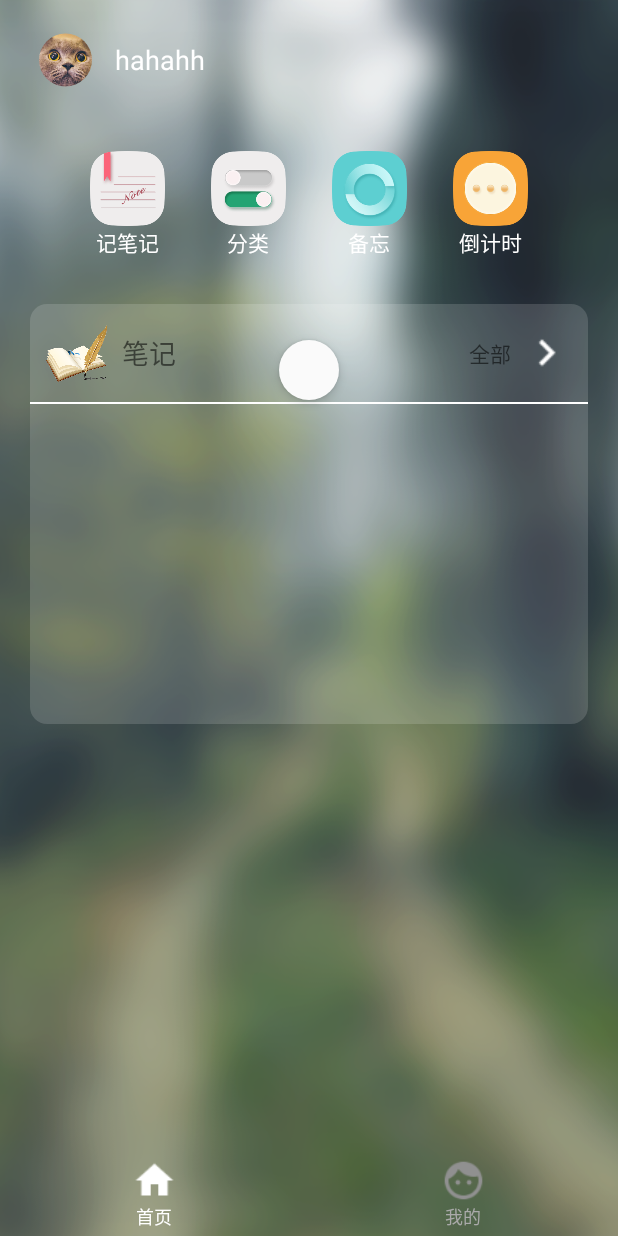
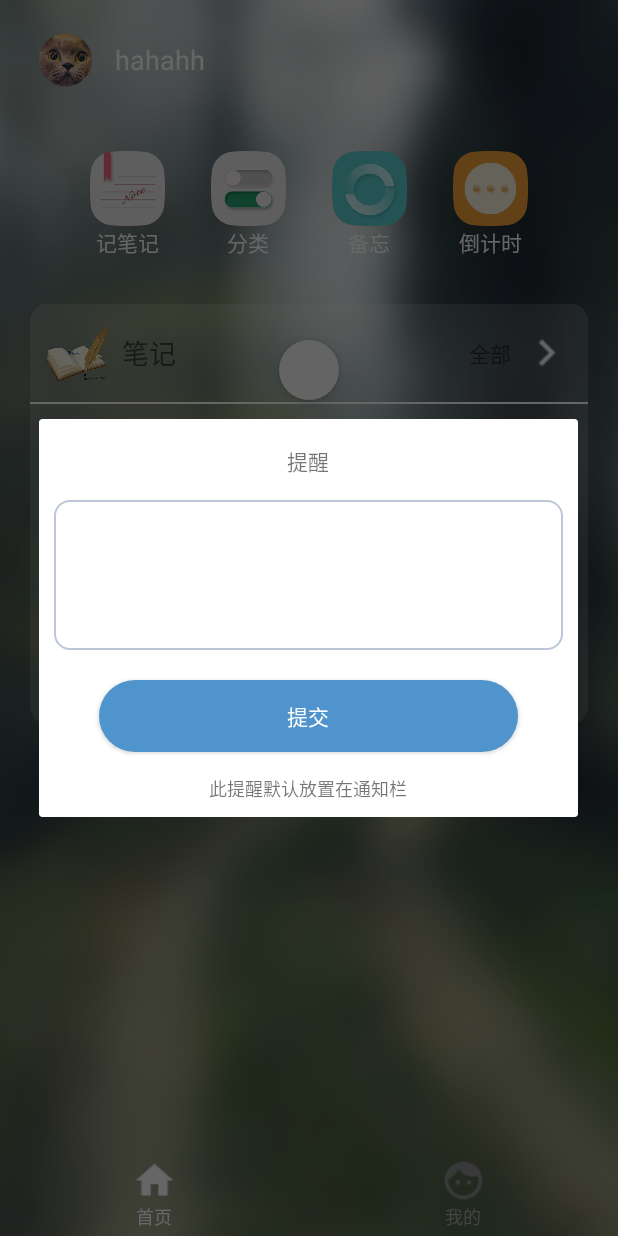
Before and after one commit to guoxiaozhou/Memory, an Android app: the NoteListFragment screen opened directly, with no data from a screen before it, after a tap on "备忘", on a phone screen of 412 x 824 dp. Run offline under Robolectric (Android 15) with nearby library versions, the phone set to English and light mode, and no system bars; our stand-ins replace CircleImageView; libraries missing offline, so code that uses them is left out: cn.bmob.v3, com.jeek.calendar, example.xz.com; pictures from the network do not load; 11 statements that could not run were skipped.

Commit message:
[bug]1.笔记图片加载默认图片显示不出问题修复2.编辑页面单击空白区域弹不出输入法3.编辑笔记界面返回笔记列表刷新还未完成时单击会崩溃bug

```diff
--- a/lib_xrichtext/src/main/res/layout/edit_imageview.xml
+++ b/lib_xrichtext/src/main/res/layout/edit_imageview.xml
@@ -6,8 +6,9 @@
     <com.sendtion.xrichtext.DataImageView
         android:id="@+id/edit_imageView"
         android:layout_width="match_parent"
+        android:src="@drawable/new_img_loading"
         android:layout_height="wrap_content"
-        android:scaleType="fitXY" />
+        android:scaleType="fitXY"/>
 
     <ImageView
         android:id="@+id/image_close"
--- a/module_app/src/main/java/com/example/xz/weiji/AppActivity/DaojishiActivity.java
+++ b/module_app/src/main/java/com/example/xz/weiji/AppActivity/DaojishiActivity.java
@@ -142,7 +142,7 @@ public class DaojishiActivity extends BaseActivity implements Toolbar.OnMenuItem
                     rclv_mdaojishilist.setOnItemActionListener(new OnItemActionListener() {
                         @Override
                         public void OnItemClick(int position) {
-                            Toast.makeText(DaojishiActivity.this,"点击了倒计日",Toast.LENGTH_SHORT).show();
+
                         }
 
                         @Override
--- a/module_app/src/main/java/com/example/xz/weiji/AppActivity/NoteListActivity.java
+++ b/module_app/src/main/java/com/example/xz/weiji/AppActivity/NoteListActivity.java
@@ -286,6 +286,7 @@ public class NoteListActivity extends BaseActivity {
                     swipeLayout.setRefreshing(true);
                 }
             });
+            rclv_list.removeAllViews();
             arrayList.clear();
             datelist.clear();
             titlelist.clear();
--- a/module_app/src/main/java/com/example/xz/weiji/Fragment/NoteListFragment.java
+++ b/module_app/src/main/java/com/example/xz/weiji/Fragment/NoteListFragment.java
@@ -314,8 +314,8 @@ public class NoteListFragment extends Fragment implements SwipeRefreshLayout.OnR
 //                //getActivity().finish();
 //                break;
             case R.id.ll_beiwang:
-                  startActivity(new Intent(context, MainActivity.class));
-//                startDialog();
+//                startActivity(new Intent(context, MainActivity.class));
+                startDialog();
                 break;
             case R.id.ll_daojishi:
                 startActivity(new Intent(context,DaojishiActivity.class));
@@ -326,23 +326,23 @@ public class NoteListFragment extends Fragment implements SwipeRefreshLayout.OnR
         }
     }
 
-//    private void startDialog() {
-//        Button bt_beiwang;
-//        final EditText et_beiwang;
-//        View view = LayoutInflater.from(context).inflate(R.layout.dialog_layout, null);
-//        bt_beiwang = (Button) view.findViewById(R.id.bt_beiwang);
-//        et_beiwang = (EditText) view.findViewById(R.id.et_beiwang);
-//        et_beiwang.setSelection(0);
-//        dialog = new AlertDialog.Builder(context).setView(view)
-//                .show();
-//        bt_beiwang.setOnClickListener(new View.OnClickListener() {
-//            @Override
-//            public void onClick(View v) {
-//                //Toast.makeText(NoteActivity.this,"点击按钮"+et_beiwang.getText().toString(),Toast.LENGTH_SHORT).show();
-//                notifyTongzhilan(et_beiwang.getText().toString());
-//            }
-//        });
-//    }
+    private void startDialog() {
+        Button bt_beiwang;
+        final EditText et_beiwang;
+        View view = LayoutInflater.from(context).inflate(R.layout.dialog_layout, null);
+        bt_beiwang = (Button) view.findViewById(R.id.bt_beiwang);
+        et_beiwang = (EditText) view.findViewById(R.id.et_beiwang);
+        et_beiwang.setSelection(0);
+        dialog = new AlertDialog.Builder(context).setView(view)
+                .show();
+        bt_beiwang.setOnClickListener(new View.OnClickListener() {
+            @Override
+            public void onClick(View v) {
+                //Toast.makeText(NoteActivity.this,"点击按钮"+et_beiwang.getText().toString(),Toast.LENGTH_SHORT).show();
+                notifyTongzhilan(et_beiwang.getText().toString());
+            }
+        });
+    }
 
 
     //发送备忘到通知栏
--- /dev/null
+++ b/module_app/src/main/res/layout/dialog_layout.xml
@@ -0,0 +1,40 @@
+<?xml version="1.0" encoding="utf-8"?>
+<LinearLayout xmlns:android="http://schemas.android.com/apk/res/android"
+    android:orientation="vertical" android:layout_width="match_parent"
+    android:padding="10dp"
+    android:id="@+id/ll_daojishi_dialog"
+    android:background="@drawable/linearborder"
+    android:layout_height="match_parent">
+    <TextView
+        android:layout_width="wrap_content"
+        android:layout_height="wrap_content"
+        android:layout_gravity="center"
+        android:paddingTop="7dp"
+        android:text="提醒"/>
+    <EditText
+        android:id="@+id/et_beiwang"
+        android:layout_gravity="center_vertical"
+        android:gravity="top"
+        android:padding="5dp"
+        android:layout_marginTop="15dp"
+        android:background="@drawable/edittext_selector"
+        android:layout_width="match_parent"
+        android:layout_height="100dp" />
+    <Button
+        android:id="@+id/bt_beiwang"
+        android:text="提交"
+        android:layout_marginTop="20dp"
+        android:textColor="@android:color/white"
+        android:background="@drawable/roundbutton"
+        android:layout_width="match_parent"
+        android:layout_marginLeft="30dp"
+        android:layout_marginRight="30dp"
+        android:layout_height="wrap_content" />
+    <TextView
+        android:layout_width="wrap_content"
+        android:layout_height="wrap_content"
+        android:layout_gravity="center"
+        android:layout_marginTop="15dp"
+        android:textSize="12sp"
+        android:text="此提醒默认放置在通知栏"/>
+</LinearLayout>
```
Also changed, not shown: lib_xrichtext/src/main/java/com/sendtion/xrichtext/RichTextEditor.java (+34 -11 lines), module_app/src/main/java/com/example/xz/weiji/AppActivity/EditActivity.java (+66 -38 lines), module_app/src/main/res/layout/activity_edittext.xml (+8 -0 lines), lib_xrichtext/src/main/res/drawable-xxhdpi/new_img_loading.png (added).
